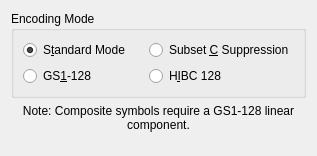
The window that frontend_qt/grpC128.ui (zint/zint) describes before a commit, drawn with Qt 5.
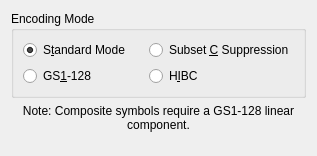
The same window after the commit.

What changed in the file:
```diff
--- a/frontend_qt/grpC128.ui
+++ b/frontend_qt/grpC128.ui
@@ -70,7 +70,7 @@
       <item row="1" column="1">
        <widget class="QRadioButton" name="radC128HIBC">
         <property name="text">
-         <string>H&amp;IBC 128</string>
+         <string>H&amp;IBC</string>
         </property>
         <property name="toolTip">
          <string>Process data as a Health Industry Barcode (HIBC)
```
Left out of the diff: 4 changed lines with no effect on the pictures.
